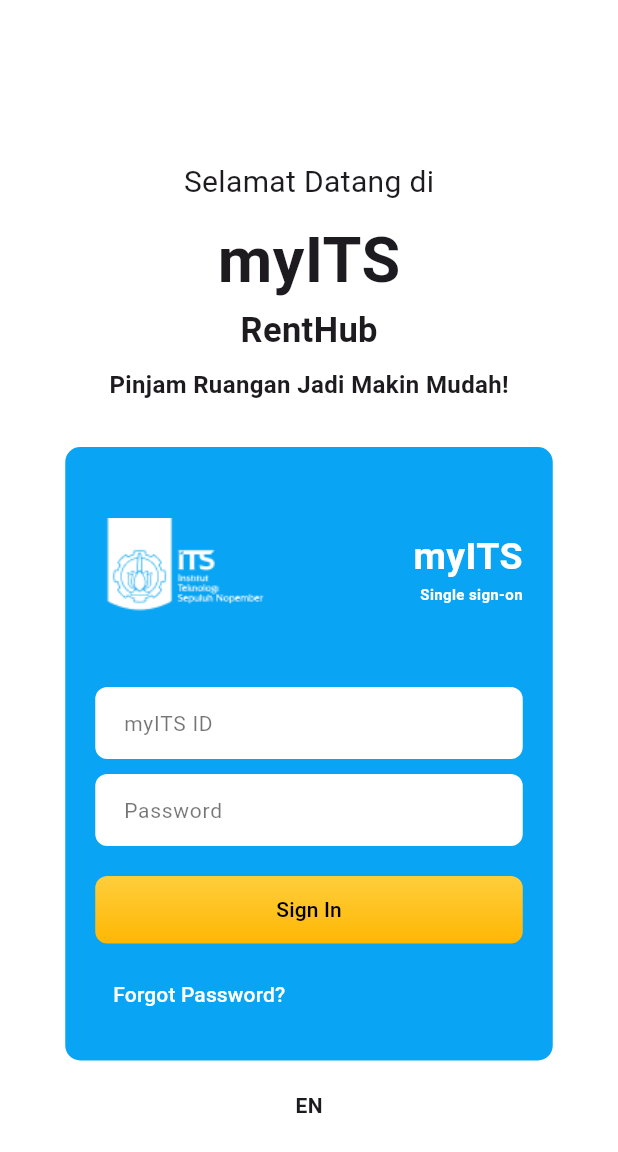
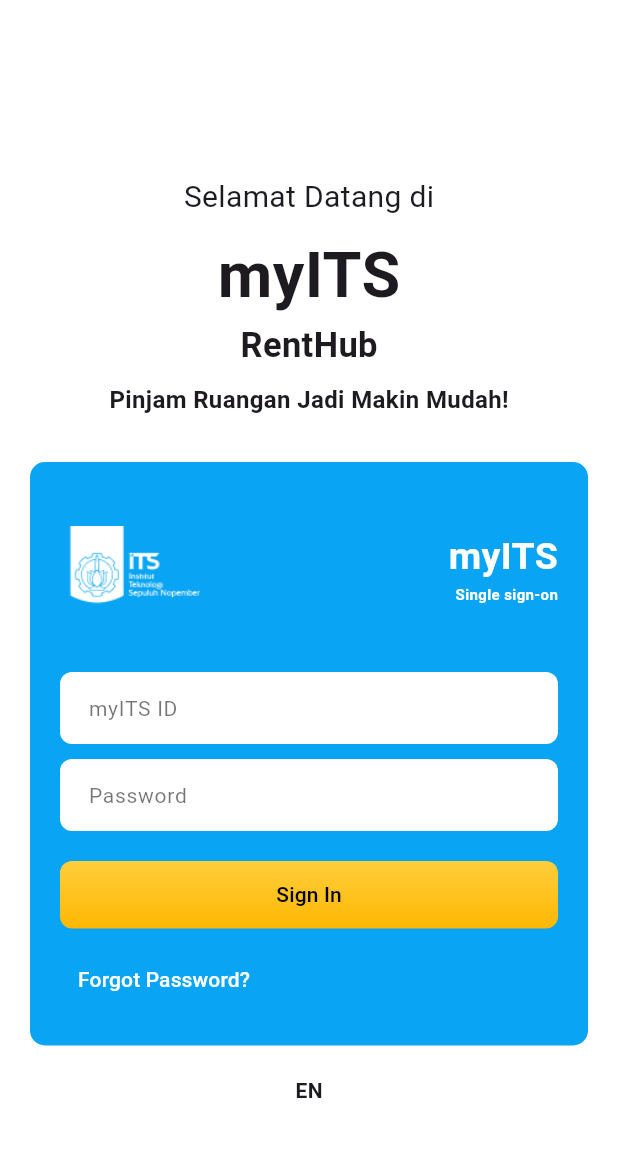
Before and after one commit to HyggeHalcyon/FP-Mobile-Programming, a Flutter app: the screen it shows after launch, after a tap on "START", on a phone screen of 412 x 824 dp. Shown: the top 1152 px of the screen. Run offline on Flutter 3.47's test engine with Material 3 defaults, Android fonts, the phone set to English and light mode, and no system bars.

Commit message:
final app

```diff
--- a/lib/home_page.dart
+++ b/lib/home_page.dart
@@ -79,8 +79,8 @@
                   ),
                 ],
               ),
-              child: Row(
-                children: const [
+              child: const Row(
+                children: [
                   Icon(Icons.search, color: Colors.grey),
                   SizedBox(width: 10),
                   Expanded(
--- a/lib/login.dart
+++ b/lib/login.dart
@@ -14,8 +14,15 @@
       debugShowCheckedModeBanner: false,
       home: Scaffold(
         backgroundColor: Colors.white,
-        body: Center(
+        body: SafeArea(
+          child: LayoutBuilder(
+            builder: (context, constraints) {
+              final screenWidth = MediaQuery.of(context).size.width;
+              final isDesktop = constraints.maxWidth > 800;
+
+              return Center(
                 child: SingleChildScrollView(
+                  physics: const ClampingScrollPhysics(),
                   child: Column(
                     mainAxisAlignment: MainAxisAlignment.center,
                     children: [
@@ -27,8 +34,8 @@
                         ),
                       ),
                       const SizedBox(height: 8),
-                Column(
-                  children: const [
+                      const Column(
+                        children: [
                           Text(
                             "myITS",
                             style: TextStyle(
@@ -54,11 +61,11 @@
                         ),
                       ),
                       const SizedBox(height: 30),
-                Container(
-                  padding: const EdgeInsets.symmetric(
-                      horizontal: 20), // Outer padding
+                      Padding(
+                        padding: EdgeInsets.symmetric(
+                          horizontal: isDesktop ? screenWidth * 0.2 : 20,
+                        ),
                         child: Container(
-                    width: 325,
                           padding: const EdgeInsets.all(20),
                           decoration: BoxDecoration(
                             color: const Color(0xff09a4f3),
@@ -71,13 +78,13 @@
                                 children: [
                                   Image.asset(
                                     "assets/logo_its.png",
-                              width: 120,
-                              height: 120,
+                                    width: 100,
+                                    height: 100,
                                   ),
                                   const Spacer(),
-                            Column(
+                                  const Column(
                                     crossAxisAlignment: CrossAxisAlignment.end,
-                              children: const [
+                                    children: [
                                       Text(
                                         "myITS",
                                         style: TextStyle(
@@ -101,7 +108,8 @@
                               const SizedBox(height: 20),
                               _buildTextField(label: "myITS ID"),
                               const SizedBox(height: 10),
-                        _buildTextField(label: "Password", isPassword: true),
+                              _buildTextField(
+                                  label: "Password", isPassword: true),
                               const SizedBox(height: 20),
                               Container(
                                 width: double.infinity,
@@ -109,7 +117,10 @@
                                 decoration: BoxDecoration(
                                   borderRadius: BorderRadius.circular(8),
                                   gradient: const LinearGradient(
-                              colors: [Color(0xfffece3c), Color(0xffffb703)],
+                                    colors: [
+                                      Color(0xfffece3c),
+                                      Color(0xffffb703)
+                                    ],
                                     begin: Alignment.topCenter,
                                     end: Alignment.bottomCenter,
                                   ),
@@ -119,7 +130,8 @@
                                     Navigator.push(
                                       context,
                                       MaterialPageRoute(
-                                    builder: (context) => const HomePage1()),
+                                        builder: (context) => const HomePage1(),
+                                      ),
                                     );
                                   },
                                   child: const Text(
@@ -136,7 +148,7 @@
                                 alignment: Alignment.centerLeft,
                                 child: TextButton(
                                   onPressed: () {
-                              // Belom ada Forgot Password Page
+                                    // Belum ada Forgot Password Page
                                   },
                                   child: const Text(
                                     "Forgot Password?",
@@ -161,6 +173,9 @@
                       ),
                     ],
                   ),
+                ),
+              );
+            },
           ),
         ),
       ),
--- a/lib/main.dart
+++ b/lib/main.dart
@@ -17,9 +17,9 @@
   Widget build(BuildContext context) {
     return MaterialApp(
       debugShowCheckedModeBanner: false,
-      initialRoute: '/',
+      initialRoute: '/welcome',
       routes: {
-        '/': (context) => const WelcomePage(),
+        '/welcome': (context) => const WelcomePage(),
         '/login': (context) => const LoginPage(),
         '/home': (context) => const HomePage1(),
         '/form': (context) => const FormCreatePage(),
--- a/lib/manage_room_details.dart
+++ b/lib/manage_room_details.dart
@@ -31,9 +31,9 @@
                     bottomRight: Radius.circular(16),
                   ),
                 ),
-                child: Column(
+                child: const Column(
                   crossAxisAlignment: CrossAxisAlignment.start,
-                  children: const [
+                  children: [
                     Text(
                       "Research Center",
                       style: TextStyle(
--- a/lib/room_details.dart
+++ b/lib/room_details.dart
@@ -32,9 +32,9 @@
                     bottomRight: Radius.circular(16),
                   ),
                 ),
-                child: Column(
+                child: const Column(
                   crossAxisAlignment: CrossAxisAlignment.start,
-                  children: const [
+                  children: [
                     Text(
                       "Research Center",
                       style: TextStyle(
```
Also changed, not shown: lib/form_create.dart (+58 -7 lines), lib/home.dart (+7 -1 lines), pubspec.lock, 2 other files. Lines whose indentation alone changed are shown as unchanged.
